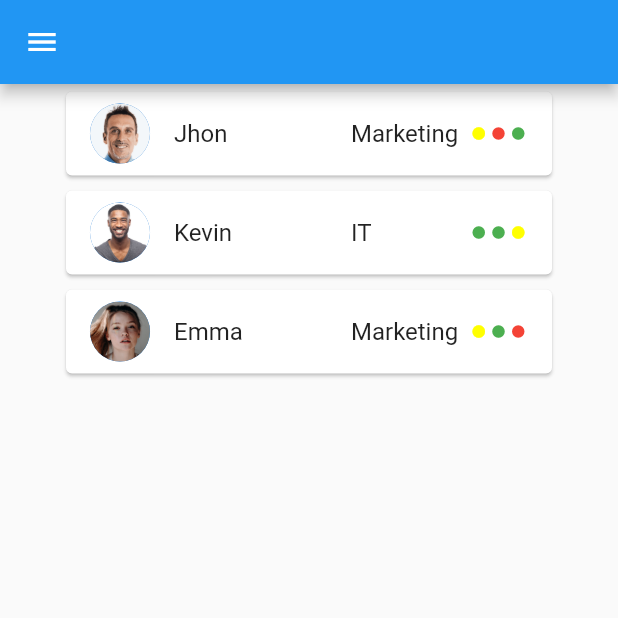
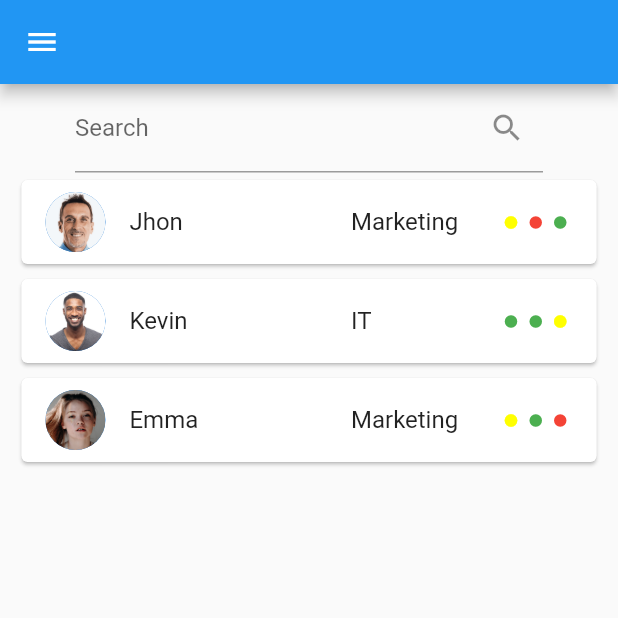
Before and after one commit to Chlayem/Wellbeing-Dashboard, a Flutter app: the screen it shows after launch, on a phone screen of 412 x 824 dp, the top half of it. Run offline on Flutter 3.47's test engine with Material 2 defaults, Android fonts, the phone set to English and light mode, and no system bars.

Commit message:
Second commit

```diff
--- a/Dashboard/lib/employee.dart
+++ b/Dashboard/lib/employee.dart
@@ -1,4 +1,3 @@
-import 'package:flutter/material.dart';
 
 class Employee {
   String name ;
@@ -6,5 +5,5 @@ class Employee {
   int stress;
   int anxiety;
   int fatigue;
-  Employee(this.name,this.department,this.stress,this.anxiety,this.fatigue);
+  Employee({required this.name,required this.department,required this.stress,required this.anxiety,required this.fatigue});
 }
--- a/Dashboard/lib/home_page.dart
+++ b/Dashboard/lib/home_page.dart
@@ -47,6 +47,7 @@ class _HomePageState extends State<HomePage> {
       padding: EdgeInsets.only(top: 15),
       child: Column(
         children: [
+          SizedBox(height: 200.0,),
           menuItem(1,"Dashboard",Icons.dashboard_outlined,currentPage == DrawerSections.dashboard ? true:false),
           menuItem(2,"Contacts",Icons.people_alt_outlined,currentPage==DrawerSections.contacts ? true:false),
           Divider(),
--- a/Dashboard/lib/pages/dash.dart
+++ b/Dashboard/lib/pages/dash.dart
@@ -1,3 +1,4 @@
+import 'package:dashboard/pages/settings.dart';
 import 'package:flutter/material.dart';
 import 'package:dashboard/employee.dart';
 
@@ -25,32 +26,76 @@ Icon setColor(int i){
 class _DashState extends State<Dash> {
 
   List<Employee> emp=[
-    Employee("Jhon","Marketing",1,2,0),
-    Employee("Kevin", "IT", 0, 0, 1),
-    Employee("Emma", "Marketing", 1, 0, 2),
+    Employee(name: "Jhon",department: "Marketing",stress:1,anxiety: 2,fatigue: 0),
+    Employee(name: "Kevin",department: "IT",stress: 0,anxiety: 0,fatigue: 1),
+    Employee(name: "Emma",department: "Marketing",stress: 1,anxiety: 0,fatigue: 2),
   ];
+  List<Employee> empFound =[];
+  @override
+  void initState() {
+    // TODO: implement initState
+    empFound=emp;
+    super.initState();
+  }
+  void runFilter(String entredKeyword){
+    List<Employee> result = [];
+    if(entredKeyword.isEmpty){
+      result=emp;
+    }else{
+      result=emp.where((e) => e.name.toLowerCase().contains(entredKeyword.toLowerCase())).toList();
+    }
+    setState(() {
+      empFound=result;
+    });
+  }
 
   @override
   Widget build(BuildContext context) {
-    return Container(
-      child: ListView.builder(
-        itemCount: emp.length,
+    double searchWidth ;
+    double screenWidth = MediaQuery.of(context).size.width;
+    double cardPadding= screenWidth /40;
+
+    if (screenWidth>500) {
+      searchWidth=400;
+    }else{
+      searchWidth=screenWidth-100;
+    }
+    return Column(
+      children: [
+        SizedBox(
+          width: searchWidth,
+          child: TextField(
+
+            onChanged: (value) => runFilter(value),
+            decoration: const InputDecoration(
+                labelText: 'Search',
+                suffixIcon: Icon(Icons.search)
+            ),
+          ),
+        ),
+        ListView.builder(
+          shrinkWrap: true,
+          itemCount: empFound.length,
           itemBuilder: (context,index){
             return Padding(
-            padding: EdgeInsets.symmetric(vertical: 1.0,horizontal: 40.0),
+              padding: EdgeInsets.symmetric(vertical: 1.0,horizontal: cardPadding),
               child: Card(
                 child: ListTile(
-                onTap: (){},
+                  onTap: (){
+                    setState(() {
+
+                    });
+                  },
                   title: Row(
                     children: [
-                    Expanded(child: Text(emp[index].name)),
+                      Expanded(child: Text(empFound[index].name)),
                       Expanded(
                           child: Row(
                             children: [
-                            Expanded(flex:6,child: Text(emp[index].department)),
-                            Expanded(child: setColor(emp[index].stress)),
-                            Expanded(child: setColor(emp[index].anxiety)),
-                            Expanded(child: setColor(emp[index].fatigue))
+                              Expanded(flex:6,child: Text(empFound[index].department)),
+                              Expanded(child: setColor(empFound[index].stress)),
+                              Expanded(child: setColor(empFound[index].anxiety)),
+                              Expanded(child: setColor(empFound[index].fatigue))
                             ],
                           )
                       ),
@@ -59,7 +104,7 @@ class _DashState extends State<Dash> {
                   ),
 
                   leading: CircleAvatar(
-                  backgroundImage: AssetImage("assets/"+emp[index].name+".jpg"),
+                    backgroundImage: AssetImage("assets/${empFound[index].name}.jpg"),
                   ),
 
                 ),
@@ -68,7 +113,9 @@ class _DashState extends State<Dash> {
             );
           },
 
-      )
+        ),
+      ],
     );
+
   }
 }
```
Lines whose indentation alone changed are shown as unchanged.
